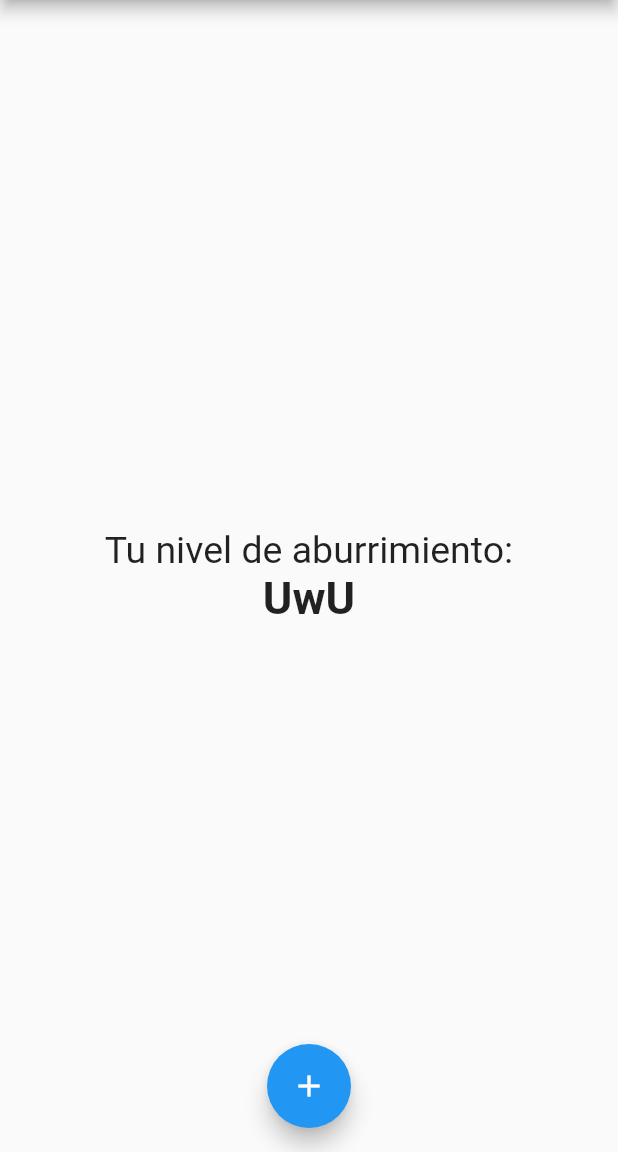
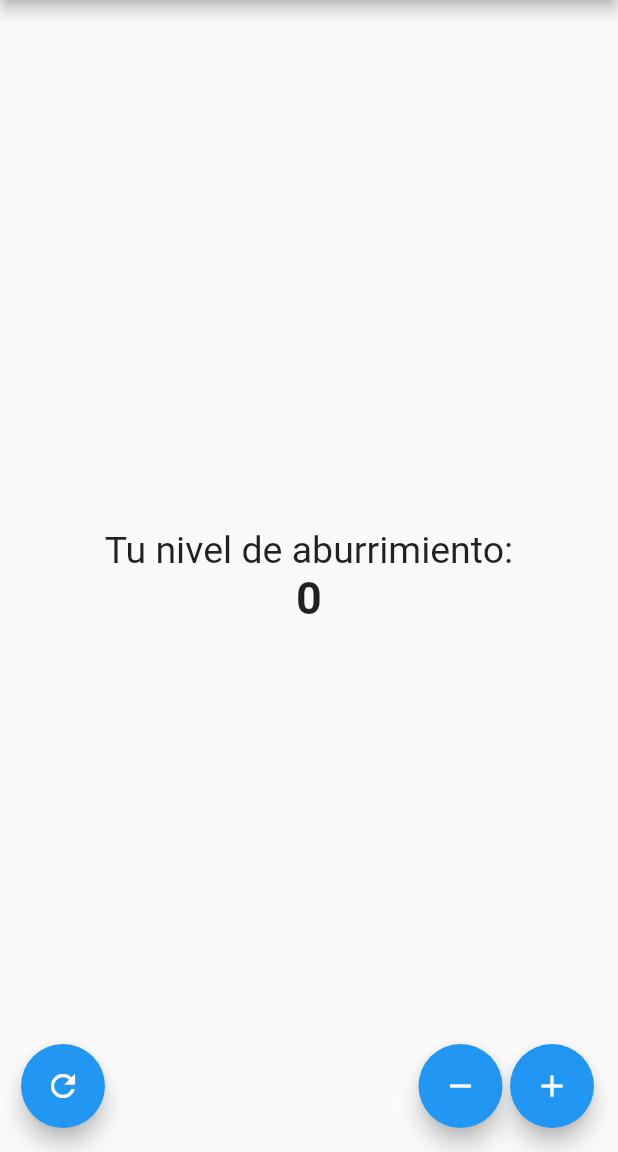
Before and after one commit to ThePotatoCamera/flutter_app, a Flutter app: the screen it shows after launch, on a phone screen of 412 x 824 dp, the part 84-1236 px from its top. Run offline on Flutter 3.47's test engine with Material 2 defaults, Android fonts, the phone set to English and light mode, and no system bars.

```diff
--- a/lib/src/app.dart
+++ b/lib/src/app.dart
@@ -1,5 +1,6 @@
 import 'package:flutter/material.dart';
-import 'package:flutter_app/src/pages/home_page.dart';
+import 'package:flutter_app/src/pages/contador_page.dart';
+// import 'package:flutter_app/src/pages/home_page.dart';
 
 class MyApp extends StatelessWidget {
 
@@ -7,7 +8,7 @@ class MyApp extends StatelessWidget {
   Widget build( context ) {
     return MaterialApp(
       home: Center(
-        child: HomePage(),
+        child: ContadorPage(),
       ),
     );
   }
--- /dev/null
+++ b/lib/src/pages/contador_page.dart
@@ -0,0 +1,65 @@
+import "package:flutter/material.dart";
+
+class ContadorPage extends StatefulWidget {
+
+  @override
+  createState() => _ContadorPageState();
+}
+
+class _ContadorPageState extends State<ContadorPage> {
+
+  int _contador = 0;
+
+  @override
+  Widget build(BuildContext context) {
+    return Scaffold(
+      appBar: AppBar(
+        title: Text("Medidor de aburrimiento"),
+        centerTitle: true,
+      ),
+      body: Center(
+        child: Column(
+          mainAxisAlignment: MainAxisAlignment.center,
+          children: [
+            Text("Tu nivel de aburrimiento:", style: TextStyle( fontSize: 25 ),),
+            Text("$_contador", style: TextStyle( fontSize: 30, fontWeight: FontWeight.bold ), )
+          ],
+        ),
+      ),
+      floatingActionButton: _floatingButtons()
+    );
+  }
+
+  Widget _floatingButtons() {
+    return Row(
+      mainAxisAlignment: MainAxisAlignment.end,
+      children: <Widget>[
+        SizedBox(width: 30,),
+        FloatingActionButton( child: Icon(Icons.refresh), onPressed: _restart, ),
+        Expanded(child: SizedBox()),
+        FloatingActionButton( child: Icon(Icons.remove), onPressed: _resta, ),
+        SizedBox(width: 5,),
+        FloatingActionButton( child: Icon(Icons.add), onPressed: _adicion,  ),
+      ],
+    );
+  }
+
+  void _adicion() {
+    setState(() {
+      _contador ++;
+    });
+  }
+
+  void _resta() {
+    setState(() {
+      _contador --;
+    });
+  }
+
+  void _restart() {
+    setState(() {
+      _contador = 0;
+    });
+  }
+
+}
```
